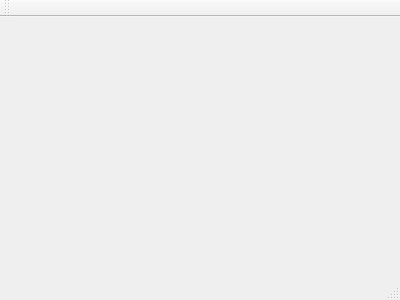
The window that zegoapp/mainwindow.ui (weinkym/src_miao) describes before a commit, drawn with Qt 5.
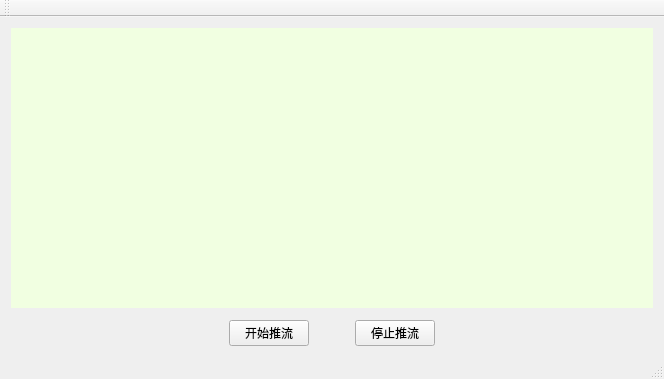
The same window after the commit.

What changed in the file:
```diff
--- a/zegoapp/mainwindow.ui
+++ b/zegoapp/mainwindow.ui
@@ -1,24 +1,125 @@
 <ui version="4.0">
  <class>MainWindow</class>
- <widget class="QMainWindow" name="MainWindow" >
-  <property name="geometry" >
+ <widget class="QMainWindow" name="MainWindow">
+  <property name="geometry">
    <rect>
     <x>0</x>
     <y>0</y>
-    <width>400</width>
-    <height>300</height>
+    <width>664</width>
+    <height>379</height>
    </rect>
   </property>
   <property name="windowTitle" >
    <string>MainWindow</string>
   </property>
-  <widget class="QMenuBar" name="menuBar" />
-  <widget class="QToolBar" name="mainToolBar" />
-  <widget class="QWidget" name="centralWidget" />
-  <widget class="QStatusBar" name="statusBar" />
+  <widget class="QWidget" name="centralWidget">
+   <layout class="QVBoxLayout" name="verticalLayout">
+    <item>
+     <widget class="QWidget" name="widget" native="true">
+      <property name="sizePolicy">
+       <sizepolicy hsizetype="Preferred" vsizetype="Expanding">
+        <horstretch>0</horstretch>
+        <verstretch>0</verstretch>
+       </sizepolicy>
+      </property>
+      <property name="styleSheet">
+       <string notr="true">background:rgb(241, 255, 225)</string>
+      </property>
+     </widget>
+    </item>
+    <item>
+     <widget class="QWidget" name="widget_2" native="true">
+      <property name="maximumSize">
+       <size>
+        <width>16777215</width>
+        <height>20</height>
+       </size>
+      </property>
+     </widget>
+    </item>
+    <item>
+     <layout class="QHBoxLayout" name="horizontalLayout">
+      <item>
+       <spacer name="horizontalSpacer">
+        <property name="orientation">
+         <enum>Qt::Horizontal</enum>
+        </property>
+        <property name="sizeHint" stdset="0">
+         <size>
+          <width>40</width>
+          <height>20</height>
+         </size>
+        </property>
+       </spacer>
+      </item>
+      <item>
+       <widget class="QPushButton" name="pushButtonStart">
+        <property name="text">
+         <string>开始推流</string>
+        </property>
+       </widget>
+      </item>
+      <item>
+       <spacer name="horizontalSpacer_2">
+        <property name="orientation">
+         <enum>Qt::Horizontal</enum>
+        </property>
+        <property name="sizeType">
+         <enum>QSizePolicy::Fixed</enum>
+        </property>
+        <property name="sizeHint" stdset="0">
+         <size>
+          <width>40</width>
+          <height>20</height>
+         </size>
+        </property>
+       </spacer>
+      </item>
+      <item>
+       <widget class="QPushButton" name="pushButtonStop">
+        <property name="text">
+         <string>停止推流</string>
+        </property>
+       </widget>
+      </item>
+      <item>
+       <spacer name="horizontalSpacer_3">
+        <property name="orientation">
+         <enum>Qt::Horizontal</enum>
+        </property>
+        <property name="sizeHint" stdset="0">
+         <size>
+          <width>40</width>
+          <height>20</height>
+         </size>
+        </property>
+       </spacer>
+      </item>
+     </layout>
+    </item>
+   </layout>
+  </widget>
+  <widget class="QMenuBar" name="menuBar">
+   <property name="geometry">
+    <rect>
+     <x>0</x>
+     <y>0</y>
+     <width>664</width>
+     <height>17</height>
+    </rect>
+   </property>
+  </widget>
+  <widget class="QToolBar" name="mainToolBar">
+   <attribute name="toolBarArea">
+    <enum>TopToolBarArea</enum>
+   </attribute>
+   <attribute name="toolBarBreak">
+    <bool>false</bool>
+   </attribute>
+  </widget>
+  <widget class="QStatusBar" name="statusBar"/>
  </widget>
- <layoutDefault spacing="6" margin="11" />
- <pixmapfunction></pixmapfunction>
+ <layoutdefault spacing="6" margin="11"/>
  <resources/>
  <connections/>
 </ui>
```
Left out of the diff: 3 changed lines with no effect on the pictures.
